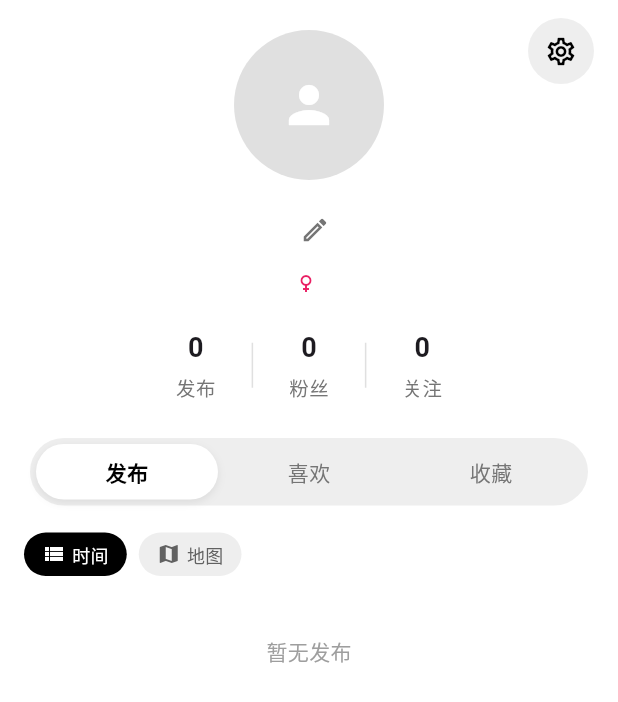
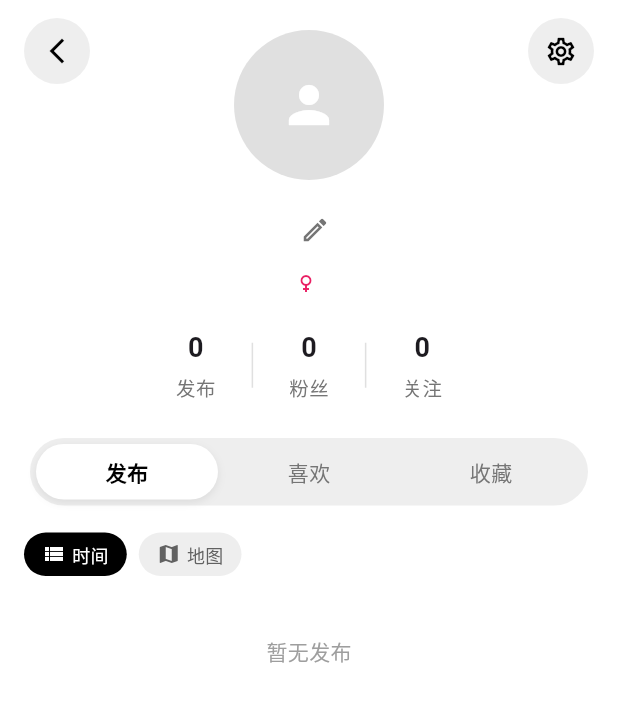
Before and after one commit to WinsonM/Jogy, a Flutter app: the MyProfilePage screen opened directly, on a phone screen of 412 x 824 dp. Shown: the top 702 px of the screen. Run offline on Flutter 3.47's test engine with Material 3 defaults, Android fonts, the phone set to English and light mode, and no system bars; our stand-ins replace dio, file_picker, flutter_dotenv, flutter_secure_storage, flutter_slidable, geolocator and 5 more; missing offline and left inert: mapbox_maps_flutter, mobile_scanner, supercluster; accounts and stored records are empty; network calls fail.

Commit message:
4.24-15:18
对齐了别的入口进入个人主页的显示

```diff
--- a/lib/features/profile/pages/myprofile_page.dart
+++ b/lib/features/profile/pages/myprofile_page.dart
@@ -418,6 +418,29 @@ class _MyProfilePageState extends State<MyProfilePage> {
               ),
             ),
           ),
+          // 固定的返回按钮 - 左上角（仅当通过 Navigator.push 进来时显示；
+          // 从 HomeWrapper 的 IndexedStack 渲染时 canPop=false，不出现）
+          if (Navigator.canPop(context))
+            Positioned(
+              top: topPadding + 12,
+              left: 16,
+              child: GestureDetector(
+                onTap: () => Navigator.pop(context),
+                child: Container(
+                  width: 44,
+                  height: 44,
+                  decoration: BoxDecoration(
+                    color: Colors.grey[200],
+                    shape: BoxShape.circle,
+                  ),
+                  child: const Icon(
+                    Icons.arrow_back_ios_new,
+                    color: Colors.black,
+                    size: 20,
+                  ),
+                ),
+              ),
+            ),
           // 固定的设置按钮 - 右上角
           Positioned(
             top: topPadding + 12,
```
Also changed, not shown: lib/features/detail/pages/detail_page.dart (+9 -19 lines), lib/features/map/pages/search_page.dart (+7 -11 lines), lib/features/message/pages/chat_page.dart (+7 -9 lines), lib/features/profile/profile_navigation.dart (added, +46 -0 lines), lib/features/profile/widgets/user_list_page.dart (+7 -11 lines), lib/features/scan/pages/scan_page.dart (+2 -7 lines).
